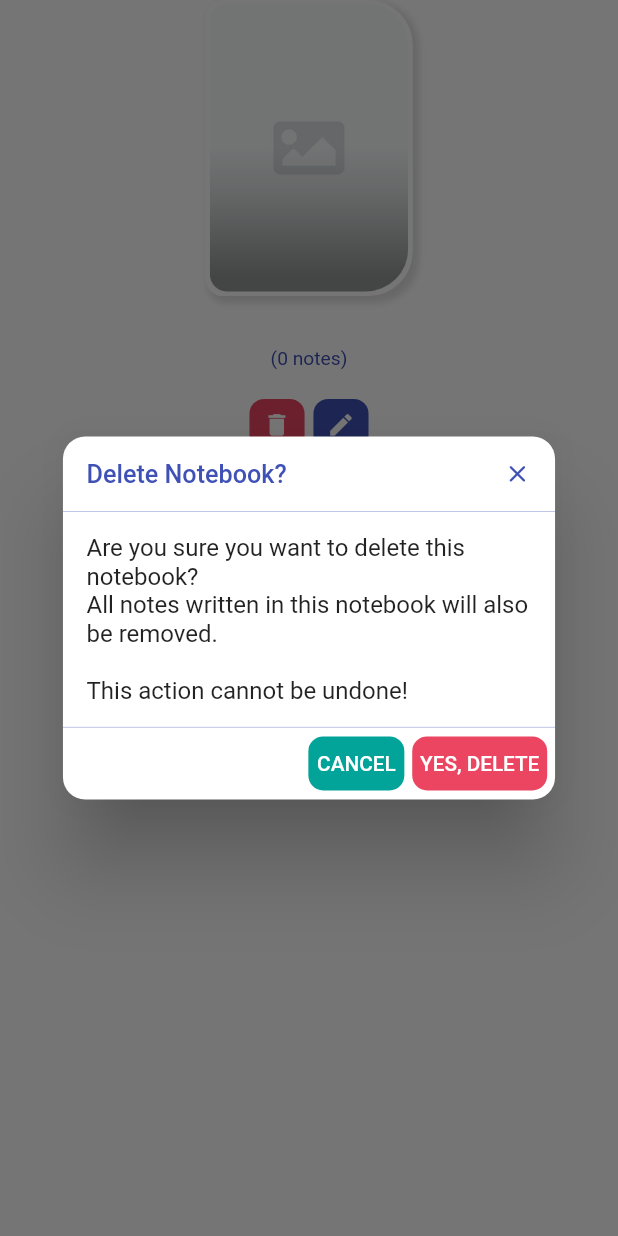
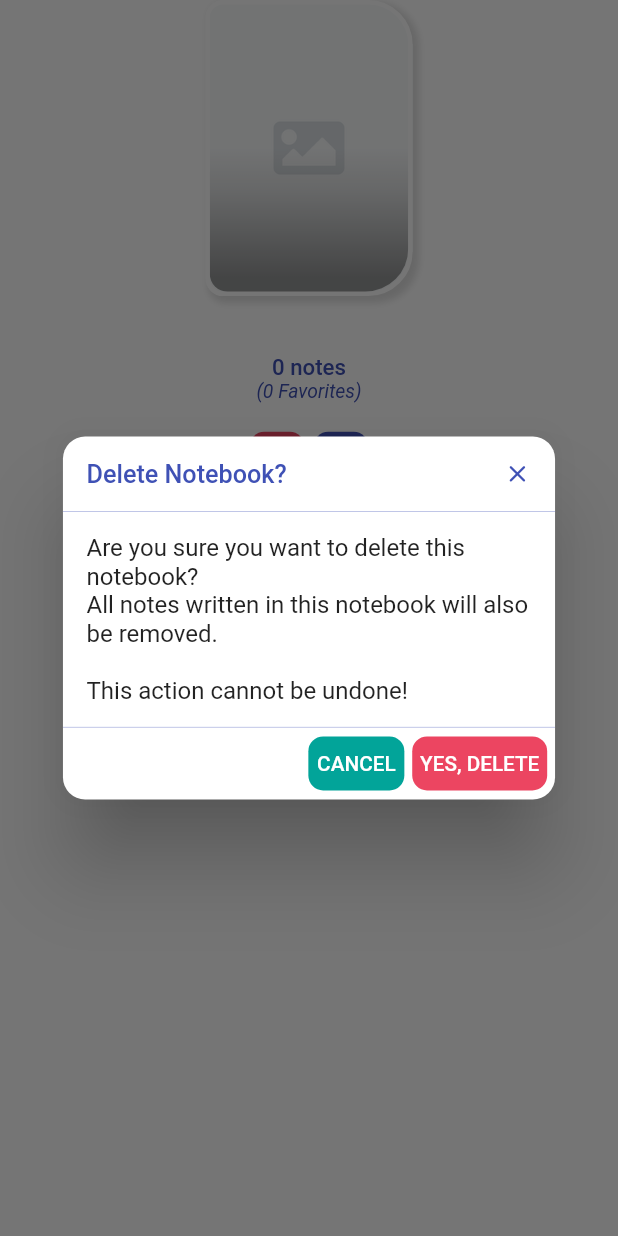
Before and after one commit to motasimfuad/deeNotes-personal_notebooks, a Flutter app: the NotebookOptionsModal widget shown alone on an empty page, opened directly with empty values, after a tap on the "delete" icon, on a phone screen of 412 x 824 dp. Run offline on Flutter 3.47's test engine with Material 2 defaults, Android fonts, the phone set to English and light mode, and no system bars; our stand-ins replace bloc, dartz, equatable, flash, flutter_bloc, flutter_screenutil and 4 more; accounts and stored records are empty; statements that could not run were skipped.

Commit message:
notebook details showing favorites

```diff
--- a/lib/core/constants/extensions.dart
+++ b/lib/core/constants/extensions.dart
@@ -11,6 +11,19 @@ extension OutputStrings on int? {
       args: [this ?? 0],
       examples: const {'quantity': 4},
       desc: "Total number of notes in the notebook",
+    );
+  }
+
+  String get totalFavs {
+    return Intl.plural(
+      this ?? 0,
+      zero: '0 Favorites',
+      one: '$this Favorite',
+      other: '$this Favorites',
+      name: "Favorite",
+      args: [this ?? 0],
+      examples: const {'quantity': 4},
+      desc: "Total number of favorite notes in the notebook",
     );
   }
 
--- a/lib/core/widgets/k_select_color_sheet.dart
+++ b/lib/core/widgets/k_select_color_sheet.dart
@@ -76,9 +76,12 @@ class _KSelectColorSheetState extends State<KSelectColorSheet> {
                     print('AllNoteColorsFetchedState');
                     noteColors = state.colors;
 
-                    if (selectedNoteColor == null) {
+                    if (selectedNoteColor == null && widget.noteColor != null) {
                       isSelected = noteColors.indexWhere(
                           (element) => element.id == widget.noteColor?.id);
+                    } else if (selectedNoteColor == null &&
+                        widget.noteColor == null) {
+                      isSelected = 0;
                     } else {
                       isSelected = noteColors.indexWhere(
                           (element) => element.id == selectedNoteColor?.id);
--- a/lib/features/note/presentation/pages/create_note_page.dart
+++ b/lib/features/note/presentation/pages/create_note_page.dart
@@ -41,7 +41,8 @@ class _CreateNotePageState extends State<CreateNotePage> {
 
   @override
   void dispose() {
-    noteColor = defaultNoteColor;
+    noteColor = null;
+    print('dispose');
     super.dispose();
   }
 
--- a/lib/features/notebook/presentation/widgets/notebook_options_modal.dart
+++ b/lib/features/notebook/presentation/widgets/notebook_options_modal.dart
@@ -14,10 +14,12 @@ import '../bloc/notebook_bloc.dart';
 class NotebookOptionsModal extends StatelessWidget {
   final NotebookEntity notebook;
   final int totalNotes;
+  final int totalFavorites;
   const NotebookOptionsModal({
     Key? key,
     required this.notebook,
     required this.totalNotes,
+    required this.totalFavorites,
   }) : super(key: key);
 
   @override
@@ -47,11 +49,20 @@ class NotebookOptionsModal extends StatelessWidget {
                     color: KColors.primary,
                   ),
                 ),
-                SizedBox(height: 3.h),
+                SizedBox(height: 8.h),
                 Text(
-                  '(${totalNotes.totalNotes})',
+                  totalNotes.totalNotes,
+                  style: TextStyle(
+                    fontSize: 15.sp,
+                    fontWeight: FontWeight.w500,
+                    color: KColors.primary,
+                  ),
+                ),
+                Text(
+                  '(${totalFavorites.totalFavs})',
                   style: TextStyle(
                     fontSize: 13.sp,
+                    fontStyle: FontStyle.italic,
                     fontWeight: FontWeight.w400,
                     color: KColors.primary,
                   ),
--- a/lib/features/notebook/presentation/widgets/notebook_persistent_header.dart
+++ b/lib/features/notebook/presentation/widgets/notebook_persistent_header.dart
@@ -13,10 +13,12 @@ import 'notebook_options_modal.dart';
 class NotebookPersistentHeader extends SliverPersistentHeaderDelegate {
   NotebookEntity notebook;
   int totalNotes;
+  int totalFavorites;
   final double expandedHeight;
   NotebookPersistentHeader({
     required this.notebook,
     required this.totalNotes,
+    required this.totalFavorites,
     required this.expandedHeight,
   });
 
@@ -68,6 +70,7 @@ class NotebookPersistentHeader extends SliverPersistentHeaderDelegate {
                   NotebookOptionsModal(
                     notebook: notebook,
                     totalNotes: totalNotes,
+                    totalFavorites: totalFavorites,
                   )
                 ],
               );
```
Also changed, not shown: lib/features/notebook/presentation/pages/notebook_page.dart (+7 -0 lines).
